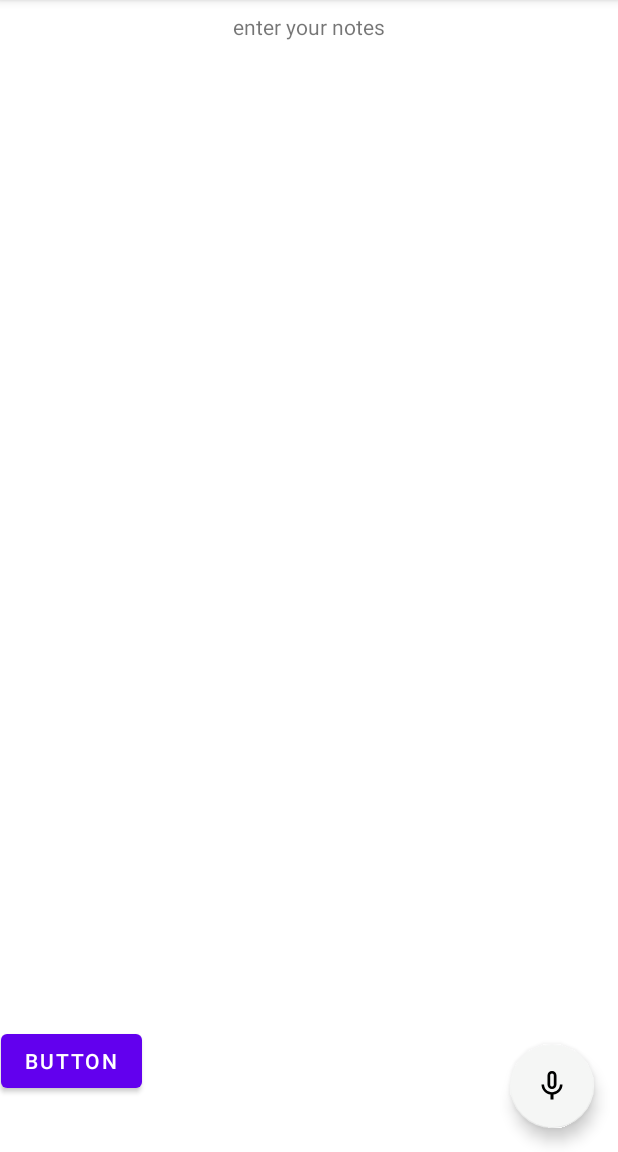
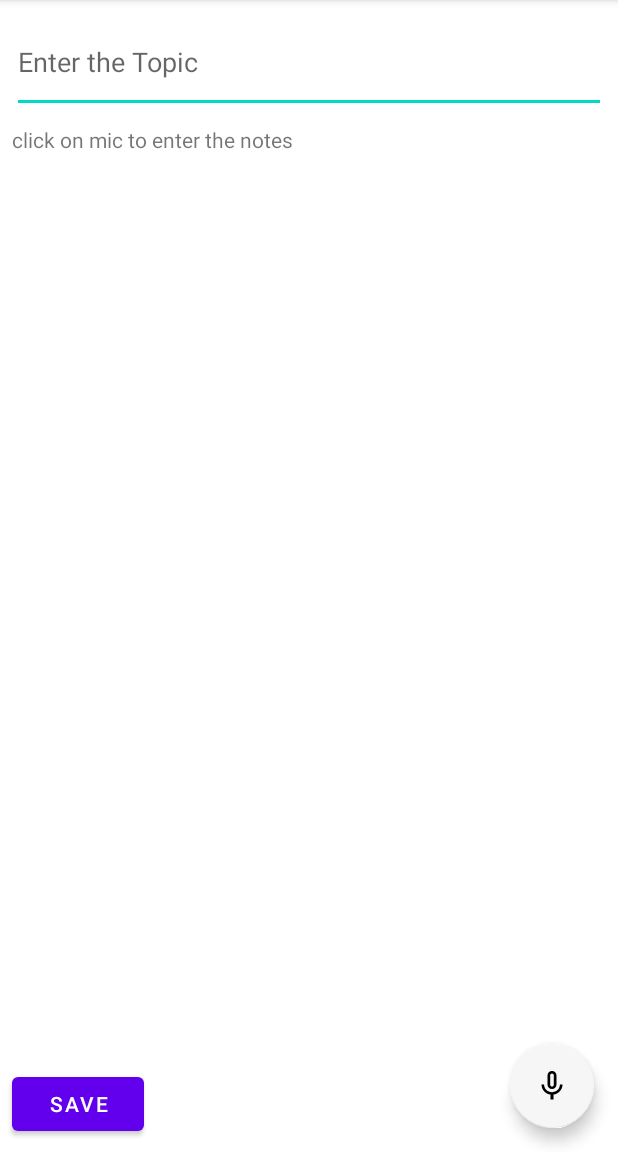
Before and after one commit to CodeJugad/VoiceNotesJava, an Android app: the CreateNoteActivity screen opened directly, with no data from a screen before it, on a phone screen of 412 x 824 dp, the part 84-1236 px from its top. Run offline under Robolectric (Android 15) with nearby library versions, the phone set to English and light mode, and no system bars.

```diff
--- a/app/src/main/java/com/vinnovations/voicenotesjava/CreateNoteActivity.java
+++ b/app/src/main/java/com/vinnovations/voicenotesjava/CreateNoteActivity.java
@@ -7,8 +7,10 @@ import android.content.Intent;
 import android.os.Bundle;
 import android.speech.RecognizerIntent;
 import android.speech.SpeechRecognizer;
+import android.util.Log;
 import android.view.View;
 import android.widget.Button;
+import android.widget.EditText;
 import android.widget.TextView;
 
 import com.google.android.material.floatingactionbutton.FloatingActionButton;
@@ -22,9 +24,10 @@ public class CreateNoteActivity extends AppCompatActivity {
 
     // Declare a member variable for the Button or ImageView
 
-    TextView textView;
+    TextView txt_desc;
+    EditText edt_topic;
     int REQUEST_CODE_SPEECH_INPUT = 123;
-    String spokenStringText;
+    String notes_title, notes_desc;
 
     @Override
     protected void onCreate(Bundle savedInstanceState) {
@@ -32,7 +35,10 @@ public class CreateNoteActivity extends AppCompatActivity {
         setContentView(R.layout.activity_create_note);
 
 
-        textView = findViewById(R.id.textView);
+        txt_desc = findViewById(R.id.txt_desc);
+        edt_topic = findViewById(R.id.edt_topic);
+//        notes_title = String.valueOf(edt_topic.getText());
+//        notes_title = edt_topic.getText().toString();
 
 
         // Initialize the SpeechRecognizer
@@ -46,10 +52,25 @@ public class CreateNoteActivity extends AppCompatActivity {
             @Override
             public void onClick(View v) {
                 startVoiceInput();
-//                if (spokenStringText != null){
-//                    textView.setText(spokenStringText);
-//                }
 
+            }
+        });
+
+        // saving in db
+        Button btn_save = findViewById(R.id.btn_save);
+        btn_save.setOnClickListener(new View.OnClickListener() {
+            @Override
+            public void onClick(View v) {
+                MyDBHandler db = new MyDBHandler(CreateNoteActivity.this);
+                notes_title = String.valueOf(edt_topic.getText());
+                Log.v("myMessage", "hello" + notes_title);
+                if(notes_title != null && notes_desc != null){
+                    NotesEntity ne = new NotesEntity(notes_title,notes_desc);
+                    db.addNotes(ne);
+                }
+                Intent intent = new Intent(CreateNoteActivity.this, MainActivity.class);
+                startActivity(intent);
+                finish();
             }
         });
     }
@@ -73,7 +94,6 @@ public class CreateNoteActivity extends AppCompatActivity {
 
             // Get the first result (most likely the user's intended speech)
             String spokenText = results.get(0);
-            spokenStringText = String.valueOf(spokenText);
             // Do something with the spoken text
             processSpokenText(spokenText);
         }
@@ -82,9 +102,9 @@ public class CreateNoteActivity extends AppCompatActivity {
     private void processSpokenText(String spokenText) {
         // Handle the spoken text here
         // Add your desired actions or logic
-//        spokenStringText = spokenText;
         if (spokenText != null){
-            textView.setText(spokenText);
+            txt_desc.setText(spokenText);
+            notes_desc = spokenText;
         }
 
     }
--- a/app/src/main/java/com/vinnovations/voicenotesjava/MainActivity.java
+++ b/app/src/main/java/com/vinnovations/voicenotesjava/MainActivity.java
@@ -23,6 +23,7 @@ public class MainActivity extends AppCompatActivity {
                 // Add your desired action or navigation logic
                 Intent intent = new Intent(MainActivity.this, CreateNoteActivity.class);
                 startActivity(intent);
+                finish();
             }
         });
 
--- a/app/src/main/res/layout/activity_create_note.xml
+++ b/app/src/main/res/layout/activity_create_note.xml
@@ -6,31 +6,41 @@
     android:layout_height="match_parent"
     tools:context=".CreateNoteActivity">
 
+    <EditText
+        android:id="@+id/edt_topic"
+        android:layout_width="match_parent"
+        android:layout_height="67dp"
+        android:layout_marginStart="8dp"
+        android:layout_marginTop="8dp"
+        android:layout_marginEnd="8dp"
+        android:ems="10"
+        android:hint="Enter the Topic"
+        app:layout_constraintEnd_toEndOf="parent"
+        app:layout_constraintStart_toStartOf="parent"
+        app:layout_constraintTop_toTopOf="parent" />
+
     <TextView
-        android:id="@+id/textView"
-        android:layout_width="wrap_content"
+        android:id="@+id/txt_desc"
+        android:layout_width="match_parent"
         android:layout_height="wrap_content"
         android:layout_marginStart="8dp"
         android:layout_marginTop="8dp"
         android:layout_marginEnd="8dp"
-        android:text="enter your notes"
+        android:text="click on mic to enter the notes"
         app:layout_constraintEnd_toEndOf="parent"
+        app:layout_constraintHorizontal_bias="0.464"
         app:layout_constraintStart_toStartOf="parent"
-        app:layout_constraintTop_toTopOf="parent" />
+        app:layout_constraintTop_toBottomOf="@+id/edt_topic" />
 
     <Button
-        android:id="@+id/btn"
+        android:id="@+id/btn_save"
         android:layout_width="wrap_content"
         android:layout_height="wrap_content"
-        android:layout_marginTop="683dp"
-        android:layout_marginEnd="317dp"
-        android:text="Button"
+        android:layout_marginStart="8dp"
+        android:layout_marginBottom="8dp"
+        android:text="Save"
         app:layout_constraintBottom_toBottomOf="parent"
-        app:layout_constraintEnd_toEndOf="parent"
-        app:layout_constraintHorizontal_bias="1.0"
-        app:layout_constraintStart_toStartOf="parent"
-        app:layout_constraintTop_toTopOf="parent"
-        app:layout_constraintVertical_bias="0.0" />
+        app:layout_constraintStart_toStartOf="parent" />
 
         <com.google.android.material.floatingactionbutton.FloatingActionButton
         android:id="@+id/speech_mic"
```
Also changed, not shown: app/src/main/java/com/vinnovations/voicenotesjava/MyDBHandler.java (added, +52 -0 lines), app/src/main/java/com/vinnovations/voicenotesjava/NotesEntity.java (added, +45 -0 lines), app/src/main/java/com/vinnovations/voicenotesjava/Params.java (added, +13 -0 lines).
